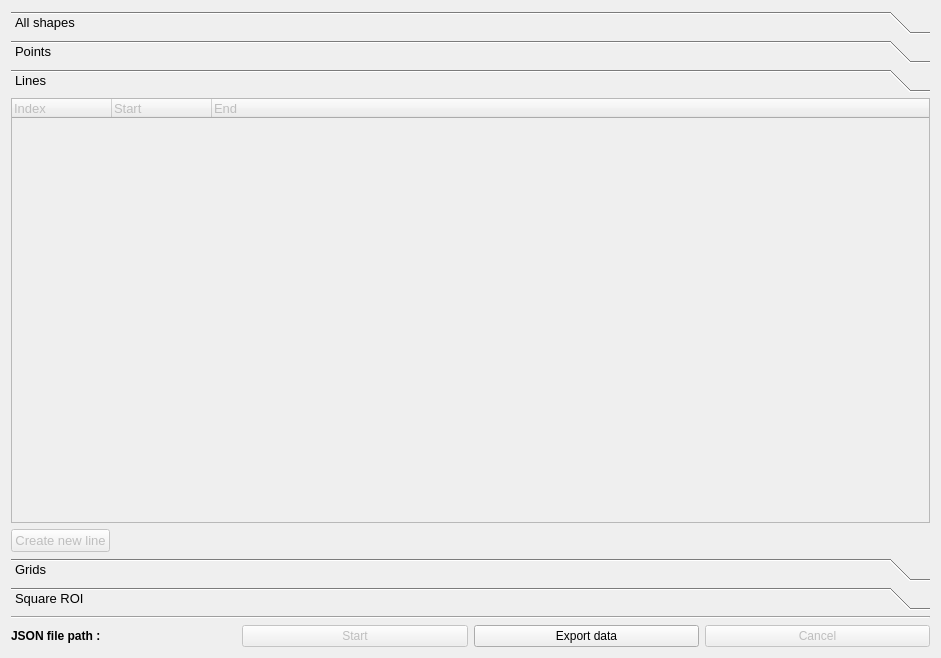
Before: the Qt Designer form gui/ui_files/graphics_manager_layout.ui in natxo14/mxcube, drawn with Qt 5.
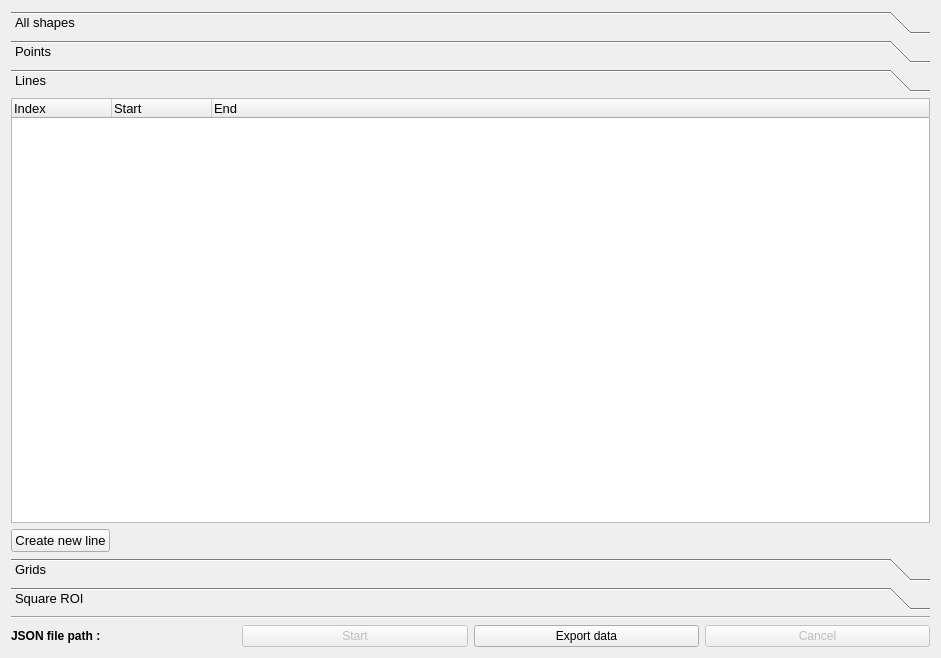
After: the same form once the commit is applied. The open tabs and pages were chosen to show the change. Icons and pictures are not drawn.

Commit message: new icon and changes in graphics manager layout

```diff
--- a/gui/ui_files/graphics_manager_layout.ui
+++ b/gui/ui_files/graphics_manager_layout.ui
@@ -410,14 +410,14 @@
      </widget>
      <widget class="QWidget" name="lines_page">
       <property name="enabled">
-       <bool>false</bool>
+       <bool>true</bool>
       </property>
       <property name="geometry">
        <rect>
         <x>0</x>
         <y>0</y>
         <width>923</width>
-        <height>449</height>
+        <height>446</height>
        </rect>
       </property>
       <attribute name="icon">
@@ -445,6 +445,9 @@
        </property>
        <item row="0" column="0">
         <widget class="QTreeWidget" name="line_treewidget">
+         <property name="enabled">
+          <bool>true</bool>
+         </property>
          <property name="font">
           <font>
            <pointsize>10</pointsize>
@@ -477,6 +480,9 @@
          </property>
          <item>
           <widget class="QPushButton" name="create_line_button">
+           <property name="enabled">
+            <bool>true</bool>
+           </property>
            <property name="text">
             <string>Create new line</string>
            </property>
```
Left out of the diff: 6 changed lines with no effect on the pictures. The commit also changes 1 other file.
